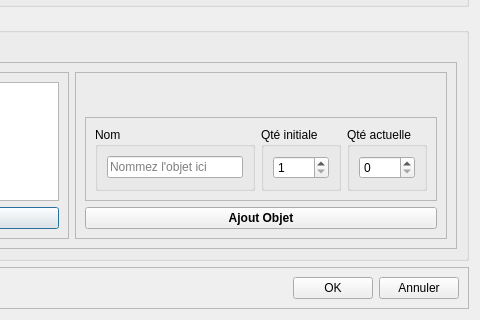
Old version of the form popups/poppupaddkit.ui in the repository diluxe01/Micro_Brico; both pictures show x 336 to 816 and y 317 to 637 of the 816 by 637 pixel window.
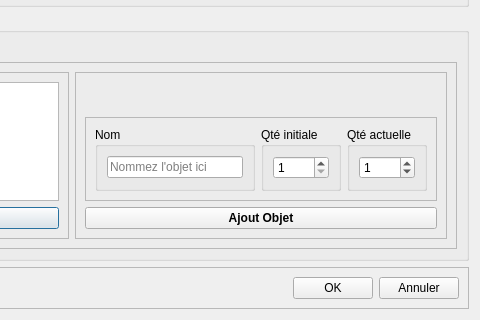
New version of the form.

What changed in the file:
```diff
--- a/popups/poppupaddkit.ui
+++ b/popups/poppupaddkit.ui
@@ -369,7 +369,11 @@
                  </property>
                  <layout class="QVBoxLayout" name="verticalLayout_7">
                   <item>
-                   <widget class="QSpinBox" name="spinBox_item_quantity_current"/>
+                   <widget class="QSpinBox" name="spinBox_item_quantity_current">
+                    <property name="value">
+                     <number>1</number>
+                    </property>
+                   </widget>
                   </item>
                  </layout>
                 </widget>
```
